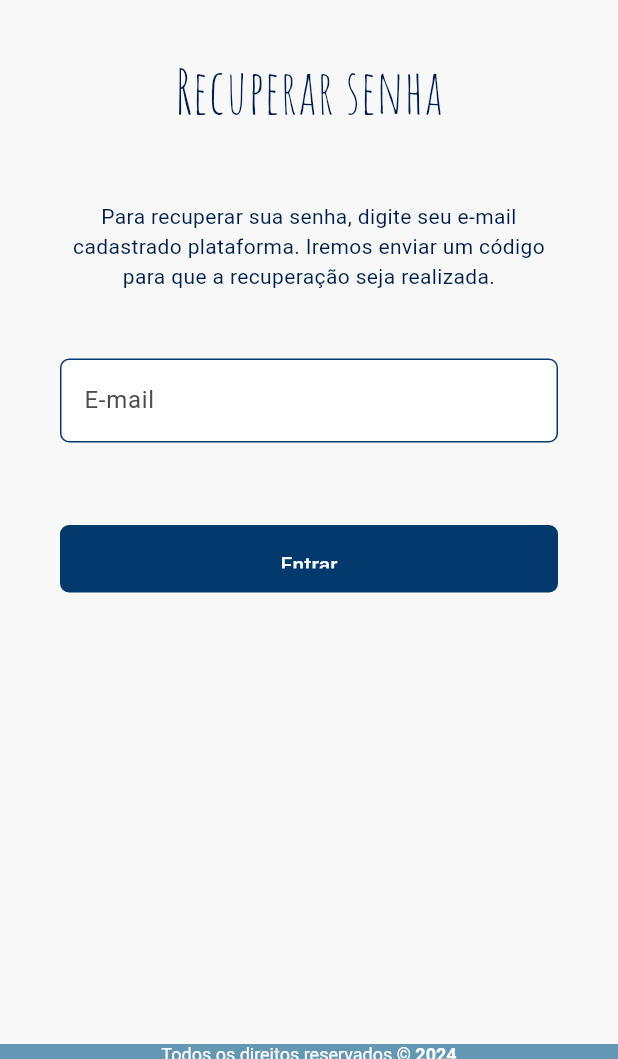
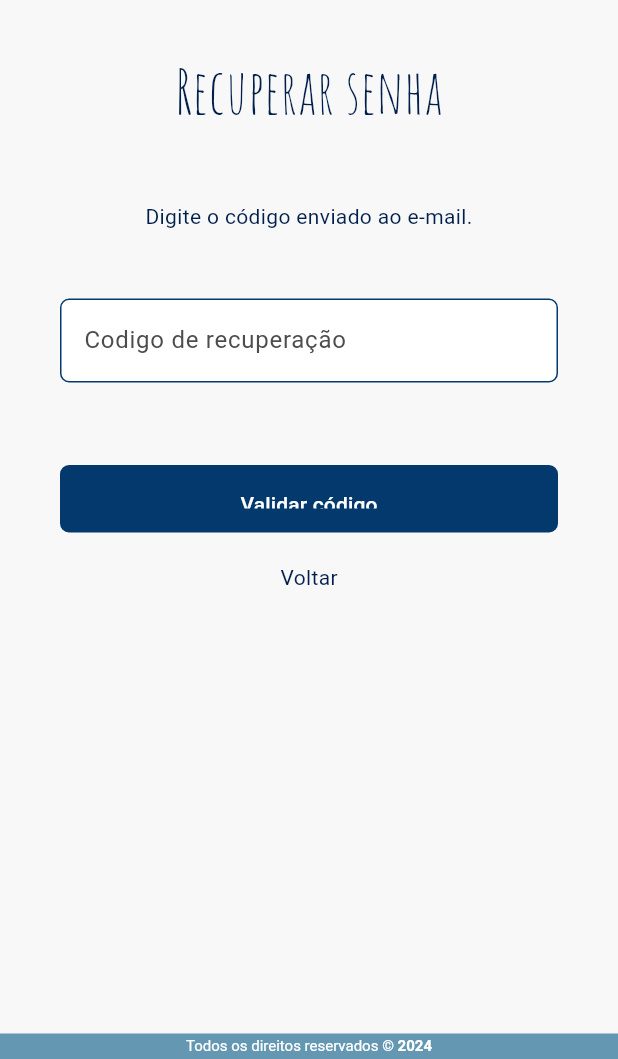
Before and after one commit to barbaragrinop/calendall-pptu, a Flutter app: the SendEmailPage screen opened directly, after a tap on "Entrar", on a phone screen of 412 x 824 dp, the part 177-1236 px from its top. Run offline on Flutter 3.47's test engine with Material 3 defaults, Android fonts, the light colour scheme and no system bars; our stand-ins replace flutter_svg.

Commit message:
feat: finish password recovery pages and register user page

```diff
--- a/lib/components/Footer/primary.dart
+++ b/lib/components/Footer/primary.dart
@@ -5,13 +5,13 @@
   Footer({super.key});
 
   final now = DateTime.now().year;
-  static const double fontSize = 12.0;
+  static const double fontSize = 10.0;
 
   @override
   Widget build(BuildContext context) {
     return Container(
       color: CustomColors.blueMedium,
-      height: 10.0,
+      height: 17.0,
       child: Center(
         child: RichText(
           text: TextSpan(
--- a/lib/main.dart
+++ b/lib/main.dart
@@ -1,5 +1,4 @@
 import 'package:calendall_pptu/pages/login.dart';
-import 'package:calendall_pptu/pages/recuperacao_senha/send_email.dart';
 import 'package:flutter/material.dart';
 
 void main() {
@@ -18,7 +17,7 @@
         colorScheme: ColorScheme.fromSeed(seedColor: Colors.deepPurple),
         useMaterial3: true,
       ),
-      home: SendEmailPage(),
+      home: LoginPage(),
     );
   }
 }
--- /dev/null
+++ b/lib/pages/forgot_password/recovery_code.dart
@@ -0,0 +1,82 @@
+import 'package:calendall_pptu/components/Button/primary.dart';
+import 'package:calendall_pptu/components/Footer/primary.dart';
+import 'package:calendall_pptu/components/Header/primary.dart';
+import 'package:calendall_pptu/components/Input/text.dart';
+import 'package:calendall_pptu/pages/forgot_password/new_password.dart';
+import 'package:calendall_pptu/pages/login.dart';
+import 'package:calendall_pptu/util/custom_colors.dart';
+import 'package:flutter/material.dart';
+
+class RecoveryCodePage extends StatelessWidget {
+  RecoveryCodePage({super.key});
+
+  final emailController = TextEditingController();
+
+  @override
+  Widget build(BuildContext context) {
+    return Scaffold(
+        appBar: const Header(hasReturnIcon: true),
+        backgroundColor: CustomColors.white01,
+        body: SingleChildScrollView(
+          padding: const EdgeInsets.all(40),
+          child: Column(
+            crossAxisAlignment: CrossAxisAlignment.center,
+            mainAxisAlignment: MainAxisAlignment.center,
+            mainAxisSize: MainAxisSize.max,
+            children: [
+              Container(
+                alignment: Alignment.center,
+                // margin: const EdgeInsets.only(top: 45.0, bottom: 35.0),
+                child: const Text(
+                  "Recuperar senha",
+                  style: TextStyle(
+                      fontFamily: 'AmaticSC',
+                      fontSize: 40,
+                      color: CustomColors.blueDark),
+                ),
+              ),
+              Container(
+                alignment: Alignment.center,
+                margin: const EdgeInsets.only(top: 45.0, bottom: 45.0),
+                child: const Text(
+                  "Digite o código enviado ao e-mail.",
+                  style: TextStyle(
+                      fontFamily: 'Roboto',
+                      fontSize: 14,
+                      color: CustomColors.blueDark),
+                  textAlign: TextAlign.center,
+                ),
+              ),
+              InputText(
+                controller: emailController,
+                name: "Codigo de recuperação",
+                isEnabled: true,
+                inputType: TextInputType.text,
+                textCapitalization: TextCapitalization.words,
+                hasBorder: true,
+              ),
+              Container(
+                  margin: const EdgeInsets.only(top: 40.0),
+                  child: PrimaryButton(
+                      text: "Validar código", onPressed: () => {
+                        Navigator.push(context, MaterialPageRoute(builder: (context) => NewPasswordPage()))
+                      }, isEnabled: true)),
+              GestureDetector(
+                  onTap: () => Navigator.push(context, MaterialPageRoute(builder: (context) => LoginPage())),
+                  child: Container(
+                    margin: const EdgeInsets.only(top: 20.0),
+                    child: const Text(
+                      "Voltar",
+                      style: TextStyle(
+                          fontFamily: 'Roboto',
+                          fontSize: 14,
+                          color: CustomColors.blueDark),
+                    ),
+                  ))
+            ],
+          ),
+        ),
+        // bottomSheet: const Footer(),
+        bottomNavigationBar: Footer());
+  }
+}
--- a/lib/pages/recuperacao_senha/send_email.dart
+++ b/lib/pages/forgot_password/send_email.dart
@@ -2,6 +2,8 @@
 import 'package:calendall_pptu/components/Footer/primary.dart';
 import 'package:calendall_pptu/components/Header/primary.dart';
 import 'package:calendall_pptu/components/Input/text.dart';
+import 'package:calendall_pptu/pages/forgot_password/recovery_code.dart';
+import 'package:calendall_pptu/pages/login.dart';
 import 'package:calendall_pptu/util/custom_colors.dart';
 import 'package:flutter/material.dart';
 
@@ -54,17 +56,27 @@
                 hasBorder: true,
               ),
               Container(
-                margin: const EdgeInsets.only(top: 40.0),
-                child: PrimaryButton(
-                  text: "Entrar", onPressed: () => null, isEnabled: true
-                )
-              ),
-
+                  margin: const EdgeInsets.only(top: 40.0),
+                  child: PrimaryButton(
+                      text: "Entrar", onPressed: () => {
+                        Navigator.push(context, MaterialPageRoute(builder: (context) => RecoveryCodePage()))
+                      }, isEnabled: true)),
+              GestureDetector(
+                  onTap: () => Navigator.push(context, MaterialPageRoute(builder: (context) => LoginPage())),
+                  child: Container(
+                    margin: const EdgeInsets.only(top: 20.0),
+                    child: const Text(
+                      "Voltar",
+                      style: TextStyle(
+                          fontFamily: 'Roboto',
+                          fontSize: 14,
+                          color: CustomColors.blueDark),
+                    ),
+                  ))
             ],
           ),
         ),
         // bottomSheet: const Footer(),
-         bottomNavigationBar: Footer()
-      );
+        bottomNavigationBar: Footer());
   }
 }
```
Also changed, not shown: lib/components/Input/password.dart (+45 -19 lines), lib/pages/forgot_password/new_password.dart (added, +92 -0 lines), lib/pages/login.dart (+5 -2 lines), lib/pages/register_user.dart (added, +131 -0 lines).
